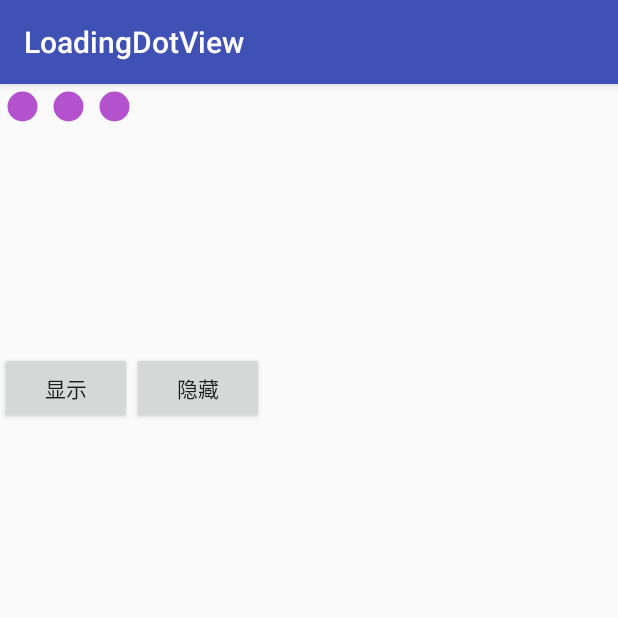
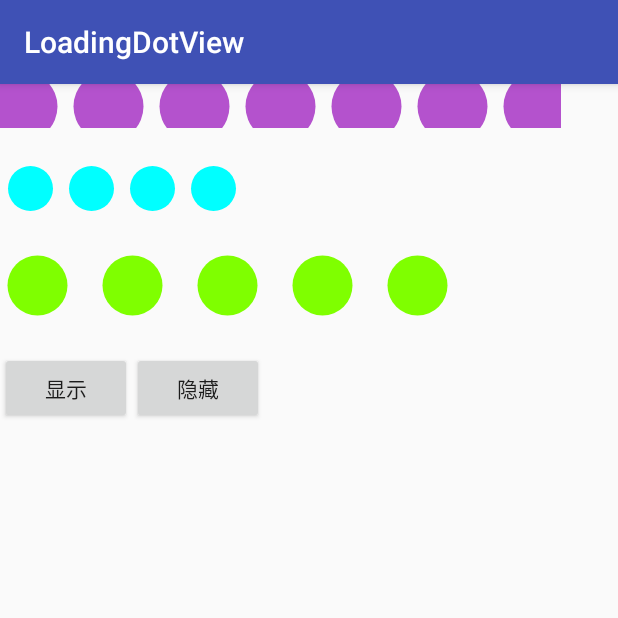
Before and after one commit to MRKCH/LoadingDotView, an Android app: the screen it shows after launch (MainActivity), on a phone screen of 412 x 824 dp, the top half of it. Run offline under Robolectric (Android 15) with nearby library versions, the phone set to English and light mode, and no system bars.

Commit message:
添加代码设置属性

```diff
--- a/app/src/main/java/com/kch/loadingdotview/MainActivity.java
+++ b/app/src/main/java/com/kch/loadingdotview/MainActivity.java
@@ -1,8 +1,10 @@
 package com.kch.loadingdotview;
 
+import android.graphics.Color;
 import android.os.Bundle;
 import android.support.v7.app.AppCompatActivity;
 import android.view.View;
+import android.view.animation.AnimationUtils;
 
 import com.kch.loadingdotview_lib.LoadingDotView;
 
@@ -16,14 +18,24 @@ public class MainActivity extends AppCompatActivity {
     protected void onCreate(Bundle savedInstanceState) {
         super.onCreate(savedInstanceState);
         setContentView(R.layout.activity_main);
-        initView();
+        loading_dot_view1 = (LoadingDotView) findViewById(R.id.loading_dot_view1);
+        loading_dot_view2 = (LoadingDotView) findViewById(R.id.loading_dot_view2);
+        loading_dot_view3 = (LoadingDotView) findViewById(R.id.loading_dot_view3);
+
         loading_dot_view1.setVisibility(View.VISIBLE);
+        loading_dot_view2.setVisibility(View.VISIBLE);
+        loading_dot_view3.setVisibility(View.VISIBLE);
+
+        loading_dot_view1.setDotNum(7);
+        loading_dot_view1.setDotRadius(35);
+        loading_dot_view2.setDotColor(Color.CYAN);
+        loading_dot_view2.setMaxDotRadius(250);
+        loading_dot_view3.setDotSpace(35);
+        loading_dot_view3.setInterpolator(AnimationUtils.loadInterpolator(this,android.R.interpolator.anticipate));
     }
 
     public void show(View view) {
-        loading_dot_view1.setVisibility(View.VISIBLE);
-        loading_dot_view2.setVisibility(View.VISIBLE);
-        loading_dot_view3.setVisibility(View.VISIBLE);
+
     }
 
     public void hide(View view) {
--- a/loadingdotview-lib/src/main/java/com/kch/loadingdotview_lib/LoadingDotView.java
+++ b/loadingdotview-lib/src/main/java/com/kch/loadingdotview_lib/LoadingDotView.java
@@ -129,6 +129,52 @@ public class LoadingDotView extends View {
         }
     }
 
+    public void setDotColor(int color){
+        this.mDotColor = color;
+        mPaint.setColor(mDotColor);
+    }
+
+    public void setDotNum(int dotNum){
+        this.mDotNum = dotNum;
+
+        if (mDotNum<defaultDotNum||mDotNum>10)
+            mDotNum=defaultDotNum;
+        initDots();
+
+    }
+
+    public void setDotRadius(int dotRadius){
+        this.mDotRadius = dotRadius;
+        initDots();
+    }
+
+    public void setDotSpace(float dotSpace){
+        this.mDotSpace = dotSpace;
+
+        if (mDotSpace<defaultDotSpace)
+            mDotSpace=defaultDotSpace;
+        initDots();
+
+    }
+
+    public void setMaxDotRadius(float maxDotRadius){
+        this.mMaxDotRadius = maxDotRadius;
+
+        if (mMaxDotRadius<mDotRadius||mMaxDotRadius>(mDotRadius+mDotSpace))
+            mMaxDotRadius=mDotRadius+mDotSpace/2;
+        initDots();
+    }
+
+    public void setmSpeed(int speed){
+        this.mSpeed = speed;
+
+        if (mSpeed<0)
+            mSpeed = defaultSpeed;
+    }
+
+    public void setInterpolator(Interpolator interpolator){
+        this.mInterpolator = interpolator;
+    }
     @Override
     protected void onDraw(Canvas canvas) {
         super.onDraw(canvas);
```
Also changed, not shown: 1 other file.
